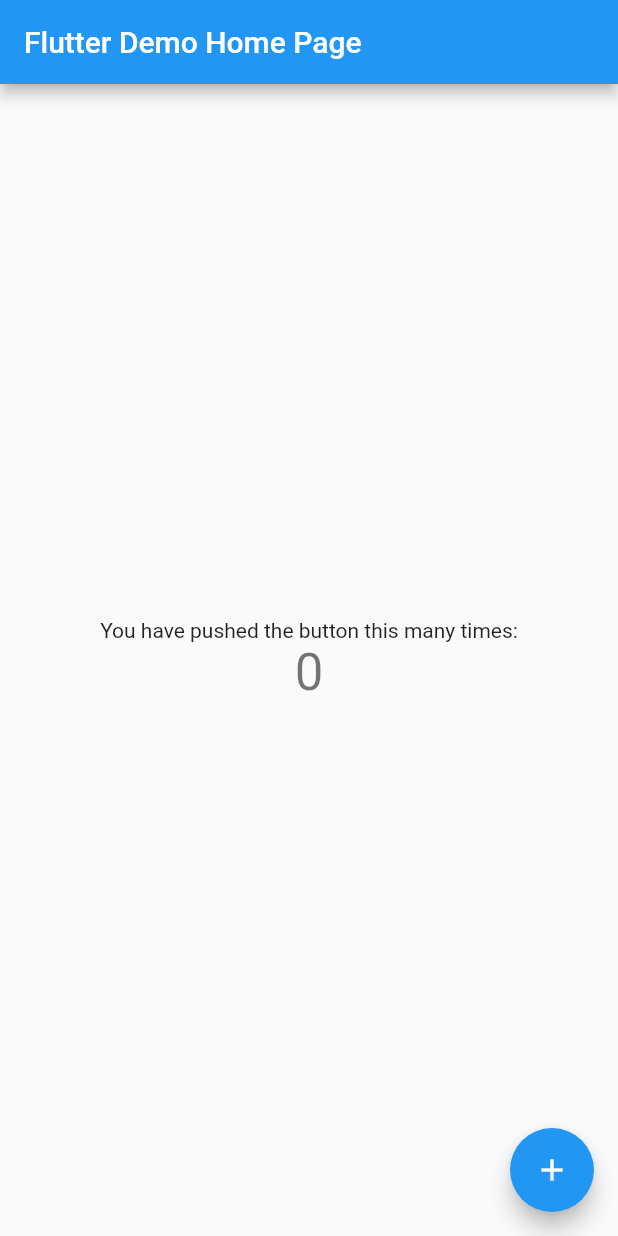
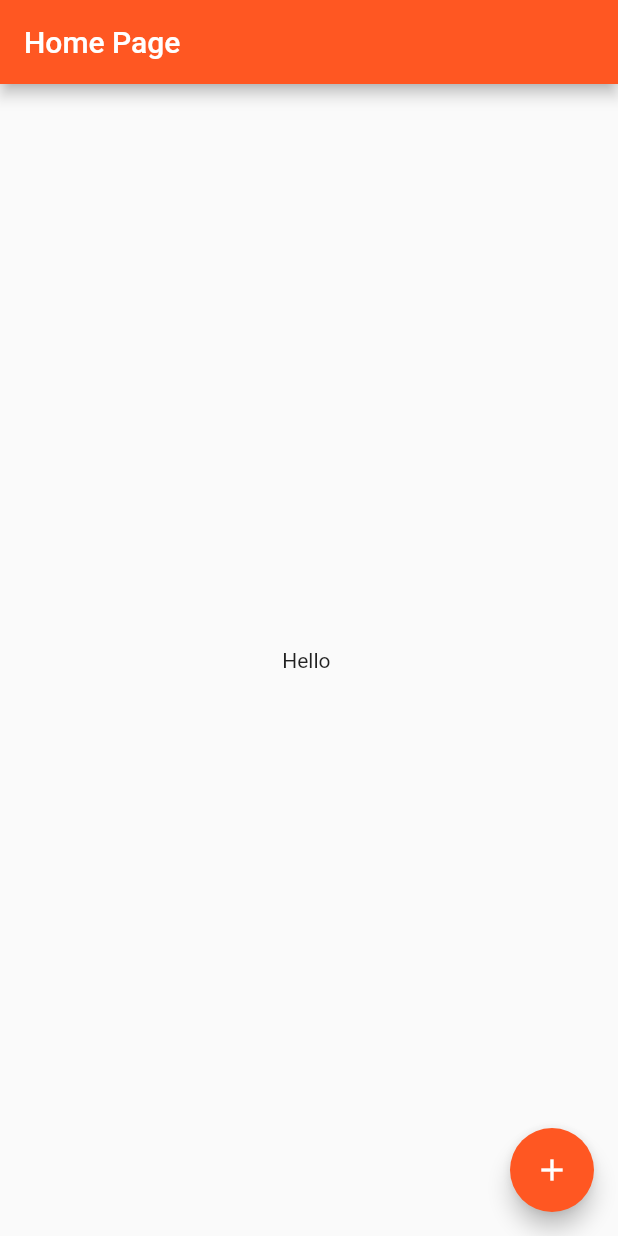
Before and after one commit to OTanTalum/Denta_clinic_calendar, a Flutter app: the screen it shows after launch, on a phone screen of 412 x 824 dp. Run offline on Flutter 3.47's test engine with Material 2 defaults, Android fonts, the phone set to English and light mode, and no system bars; our stand-ins replace syncfusion_flutter_calendar.

```diff
--- a/lib/main.dart
+++ b/lib/main.dart
@@ -1,48 +1,37 @@
+import 'package:denta_clinic/Pages/CalendarPage.dart';
 import 'package:flutter/material.dart';
+import 'package:flutter_localizations/flutter_localizations.dart';
 
 void main() {
   runApp(MyApp());
 }
 
 class MyApp extends StatelessWidget {
-  // This widget is the root of your application.
   @override
   Widget build(BuildContext context) {
     return MaterialApp(
-      title: 'Flutter Demo',
+      localizationsDelegates: [
+        GlobalMaterialLocalizations.delegate,
+        GlobalWidgetsLocalizations.delegate,
+      ],
+      supportedLocales: [
+        const Locale('ru'),
+        const Locale('uk'),
+      ],
+      debugShowCheckedModeBanner: false,
+      locale: const Locale('uk'),
+      title: 'My Dental Clinic',
       theme: ThemeData(
-        // This is the theme of your application.
-        //
-        // Try running your application with "flutter run". You'll see the
-        // application has a blue toolbar. Then, without quitting the app, try
-        // changing the primarySwatch below to Colors.green and then invoke
-        // "hot reload" (press "r" in the console where you ran "flutter run",
-        // or simply save your changes to "hot reload" in a Flutter IDE).
-        // Notice that the counter didn't reset back to zero; the application
-        // is not restarted.
-        primarySwatch: Colors.blue,
-        // This makes the visual density adapt to the platform that you run
-        // the app on. For desktop platforms, the controls will be smaller and
-        // closer together (more dense) than on mobile platforms.
+        primarySwatch: Colors.deepOrange,
         visualDensity: VisualDensity.adaptivePlatformDensity,
       ),
-      home: MyHomePage(title: 'Flutter Demo Home Page'),
+      home: MyHomePage(title: 'Home Page'),
     );
   }
 }
 
 class MyHomePage extends StatefulWidget {
   MyHomePage({Key key, this.title}) : super(key: key);
-
-  // This widget is the home page of your application. It is stateful, meaning
-  // that it has a State object (defined below) that contains fields that affect
-  // how it looks.
-
-  // This class is the configuration for the state. It holds the values (in this
-  // case the title) provided by the parent (in this case the App widget) and
-  // used by the build method of the State. Fields in a Widget subclass are
-  // always marked "final".
-
   final String title;
 
   @override
@@ -50,65 +39,31 @@ class MyHomePage extends StatefulWidget {
 }
 
 class _MyHomePageState extends State<MyHomePage> {
-  int _counter = 0;
 
-  void _incrementCounter() {
-    setState(() {
-      // This call to setState tells the Flutter framework that something has
-      // changed in this State, which causes it to rerun the build method below
-      // so that the display can reflect the updated values. If we changed
-      // _counter without calling setState(), then the build method would not be
-      // called again, and so nothing would appear to happen.
-      _counter++;
-    });
-  }
 
   @override
+  void initState() {
+
+    super.initState();
+  }
+  @override
   Widget build(BuildContext context) {
-    // This method is rerun every time setState is called, for instance as done
-    // by the _incrementCounter method above.
-    //
-    // The Flutter framework has been optimized to make rerunning build methods
-    // fast, so that you can just rebuild anything that needs updating rather
-    // than having to individually change instances of widgets.
     return Scaffold(
       appBar: AppBar(
-        // Here we take the value from the MyHomePage object that was created by
-        // the App.build method, and use it to set our appbar title.
         title: Text(widget.title),
       ),
       body: Center(
-        // Center is a layout widget. It takes a single child and positions it
-        // in the middle of the parent.
         child: Column(
-          // Column is also a layout widget. It takes a list of children and
-          // arranges them vertically. By default, it sizes itself to fit its
-          // children horizontally, and tries to be as tall as its parent.
-          //
-          // Invoke "debug painting" (press "p" in the console, choose the
-          // "Toggle Debug Paint" action from the Flutter Inspector in Android
-          // Studio, or the "Toggle Debug Paint" command in Visual Studio Code)
-          // to see the wireframe for each widget.
-          //
-          // Column has various properties to control how it sizes itself and
-          // how it positions its children. Here we use mainAxisAlignment to
-          // center the children vertically; the main axis here is the vertical
-          // axis because Columns are vertical (the cross axis would be
-          // horizontal).
           mainAxisAlignment: MainAxisAlignment.center,
           children: <Widget>[
             Text(
-              'You have pushed the button this many times:',
-            ),
-            Text(
-              '$_counter',
-              style: Theme.of(context).textTheme.headline4,
+              'Hello ',
             ),
           ],
         ),
       ),
       floatingActionButton: FloatingActionButton(
-        onPressed: _incrementCounter,
+        onPressed: ()=>Navigator.of(context).push(MaterialPageRoute(builder: (_)=>CalendarPage())),
         tooltip: 'Increment',
         child: Icon(Icons.add),
       ), // This trailing comma makes auto-formatting nicer for build methods.
--- a/pubspec.yaml
+++ b/pubspec.yaml
@@ -21,6 +21,8 @@ environment:
   sdk: ">=2.7.0 <3.0.0"
 
 dependencies:
+  flutter_localizations:
+    sdk: flutter
   flutter:
     sdk: flutter
 
@@ -28,6 +30,7 @@ dependencies:
   # The following adds the Cupertino Icons font to your application.
   # Use with the CupertinoIcons class for iOS style icons.
   cupertino_icons: ^0.1.3
+  syncfusion_flutter_calendar: ^18.3.52
 
 dev_dependencies:
   flutter_test:
```
Also changed, not shown: lib/Models/Event.dart (added, +11 -0 lines), lib/Pages/CalendarPage.dart (added, +178 -0 lines).
